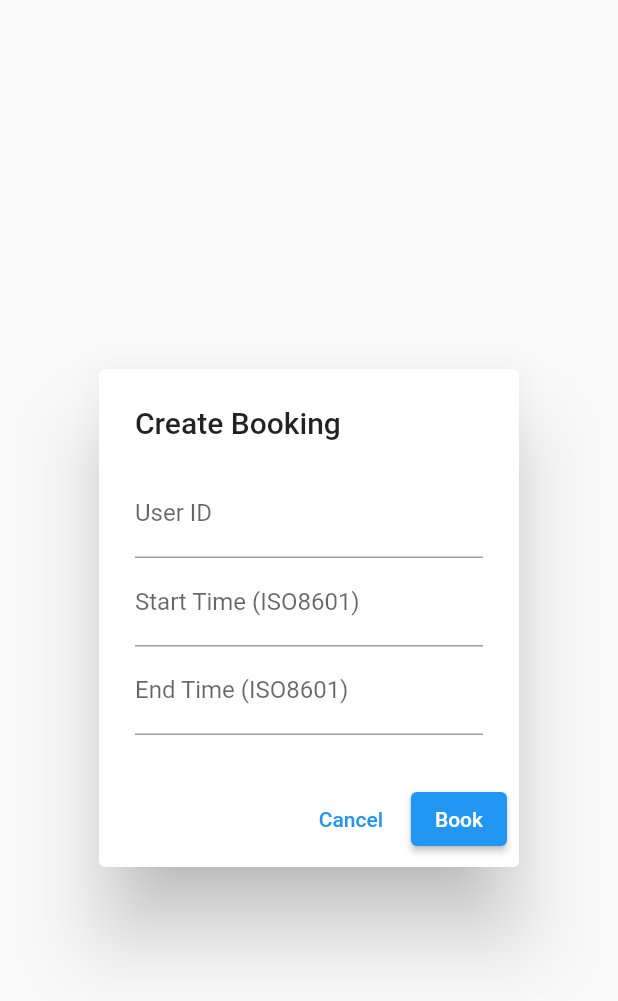
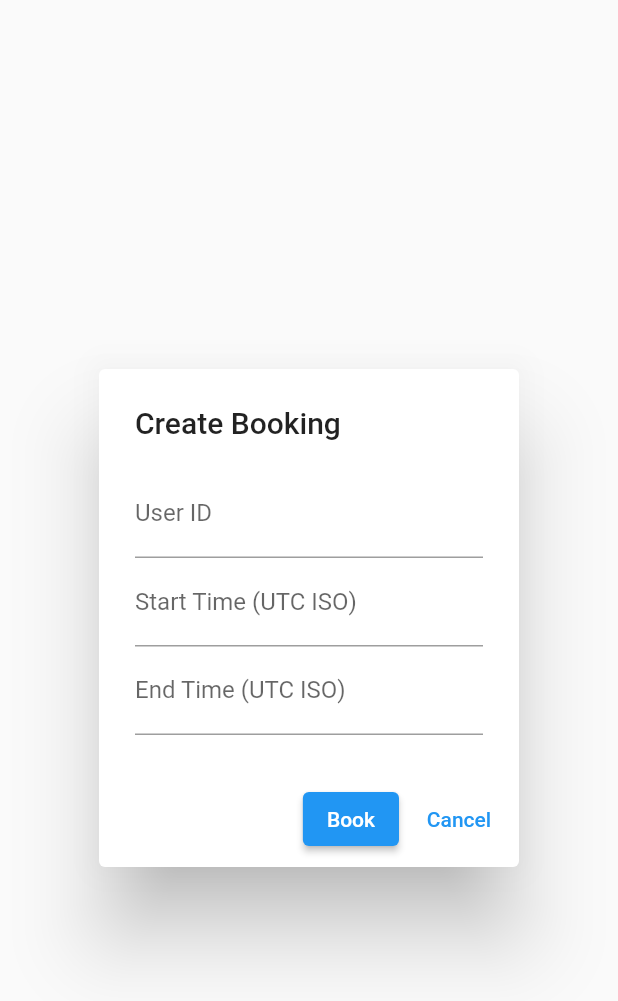
Before and after one commit to Kunal-Sharma816/calendar-booking-project, a Flutter app: the CreateBookingDialog widget shown alone on an empty page, opened directly, on a phone screen of 412 x 824 dp. Shown: the top 1001 px of the screen. Run offline on Flutter 3.47's test engine with Material 2 defaults, Android fonts, the light colour scheme and no system bars; network calls fail.

Commit message:
do some neccessary uodation in flutter

```diff
--- /dev/null
+++ b/booking_app/lib/models/booking.dart
@@ -0,0 +1,30 @@
+class Booking {
+  final String id;
+  final String userId;
+  final DateTime startTime;
+  final DateTime endTime;
+
+  Booking({
+    required this.id,
+    required this.userId,
+    required this.startTime,
+    required this.endTime,
+  });
+
+  factory Booking.fromJson(Map<String, dynamic> json) {
+    return Booking(
+      id: json['_id'],
+      userId: json['userId'],
+      startTime: DateTime.parse(json['startTime']),
+      endTime: DateTime.parse(json['endTime']),
+    );
+  }
+
+  Map<String, dynamic> toJson() {
+    return {
+      'userId': userId,
+      'startTime': startTime.toUtc().toIso8601String(),
+      'endTime': endTime.toUtc().toIso8601String(),
+    };
+  }
+}
--- a/booking_app/lib/widgets/create_booking_dialog.dart
+++ b/booking_app/lib/widgets/create_booking_dialog.dart
@@ -2,73 +2,46 @@ import 'package:flutter/material.dart';
 import '../services/api_service.dart';
 
 class CreateBookingDialog extends StatefulWidget {
-  const CreateBookingDialog({super.key});
-
   @override
-  State<CreateBookingDialog> createState() => _CreateBookingDialogState();
+  _CreateBookingDialogState createState() => _CreateBookingDialogState();
 }
 
 class _CreateBookingDialogState extends State<CreateBookingDialog> {
-  final _formKey = GlobalKey<FormState>();
-  final TextEditingController userIdController = TextEditingController();
-  final TextEditingController startTimeController = TextEditingController();
-  final TextEditingController endTimeController = TextEditingController();
+  final userIdController = TextEditingController();
+  final startTimeController = TextEditingController();
+  final endTimeController = TextEditingController();
+  String? error;
 
-  Future<void> createBooking() async {
-    if (!_formKey.currentState!.validate()) return;
+  void submit() async {
+    final userId = userIdController.text.trim();
+    final start = startTimeController.text.trim();
+    final end = endTimeController.text.trim();
 
-    final userId = userIdController.text.trim();
-    final startTime = startTimeController.text.trim();
-    final endTime = endTimeController.text.trim();
-
-    try {
-      await ApiService.createBooking(userId, startTime, endTime);
-      Navigator.of(context).pop();
-    } catch (e) {
-      ScaffoldMessenger.of(context).showSnackBar(
-        SnackBar(content: Text('Error: $e')),
-      );
+    final result = await ApiService.createBooking(userId, start, end);
+    if (result == null) {
+      setState(() => error = 'Booking conflict or invalid input.');
+    } else {
+      Navigator.pop(context, true);
     }
   }
 
   @override
   Widget build(BuildContext context) {
     return AlertDialog(
-      title: const Text('Create Booking'),
-      content: Form(
-        key: _formKey,
-        child: SingleChildScrollView(
-          child: Column(
-            children: [
-              TextFormField(
-                controller: userIdController,
-                decoration: const InputDecoration(labelText: 'User ID'),
-                validator: (value) =>
-                    value == null || value.isEmpty ? 'Enter user ID' : null,
-              ),
-              TextFormField(
-                controller: startTimeController,
-                decoration:
-                    const InputDecoration(labelText: 'Start Time (ISO8601)'),
-                validator: (value) =>
-                    value == null || value.isEmpty ? 'Enter start time' : null,
-              ),
-              TextFormField(
-                controller: endTimeController,
-                decoration:
-                    const InputDecoration(labelText: 'End Time (ISO8601)'),
-                validator: (value) =>
-                    value == null || value.isEmpty ? 'Enter end time' : null,
-              ),
-            ],
-          ),
+      title: Text('Create Booking'),
+      content: SingleChildScrollView(
+        child: Column(
+          children: [
+            TextField(controller: userIdController, decoration: InputDecoration(labelText: 'User ID')),
+            TextField(controller: startTimeController, decoration: InputDecoration(labelText: 'Start Time (UTC ISO)')),
+            TextField(controller: endTimeController, decoration: InputDecoration(labelText: 'End Time (UTC ISO)')),
+            if (error != null) Text(error!, style: TextStyle(color: Colors.red)),
+          ],
         ),
       ),
       actions: [
-        TextButton(
-            onPressed: () => Navigator.of(context).pop(),
-            child: const Text('Cancel')),
-        ElevatedButton(onPressed: createBooking, child: const Text('Book')),
+        ElevatedButton(onPressed: submit, child: Text("Book")),
+        TextButton(onPressed: () => Navigator.pop(context), child: Text("Cancel")),
       ],
     );
   }
```
Also changed, not shown: booking_app/lib/screens/booking_by_id_screen.dart (added, +47 -0 lines), booking_app/lib/screens/booking_list_screen.dart (+35 -44 lines), booking_app/lib/services/api_service.dart (added, +67 -0 lines), booking_app/lib/services/api_services.dart (deleted, +0 -33 lines), booking_app/lib/widgets/booking_tile.dart (added, +20 -0 lines), 3 other files.
